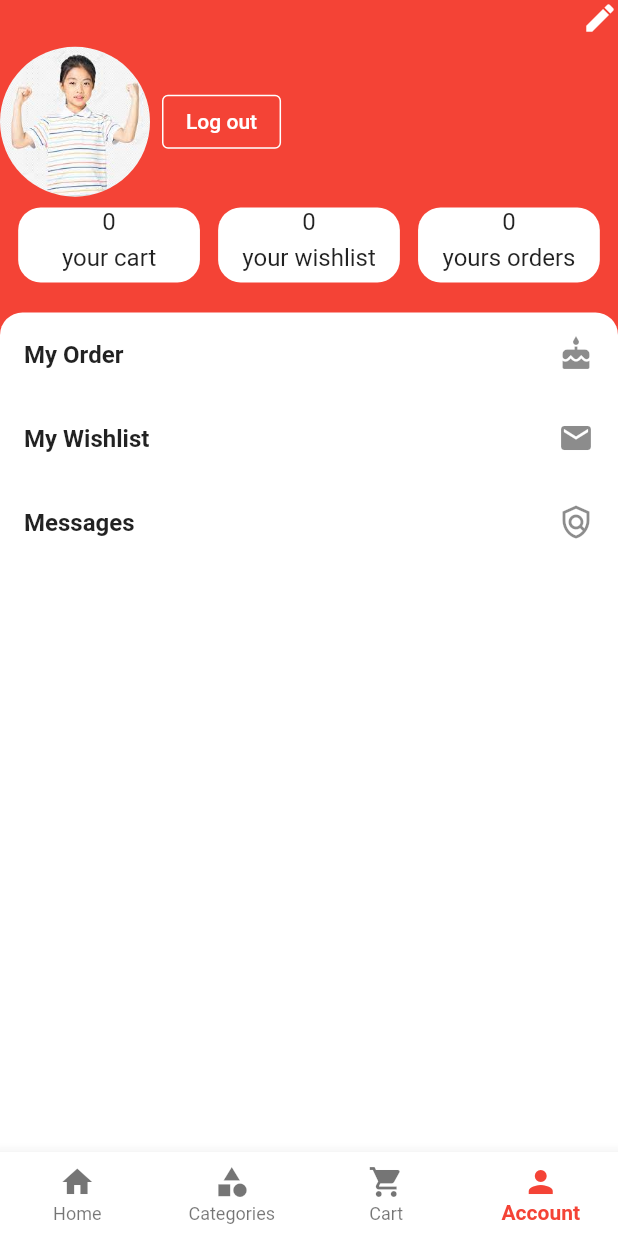
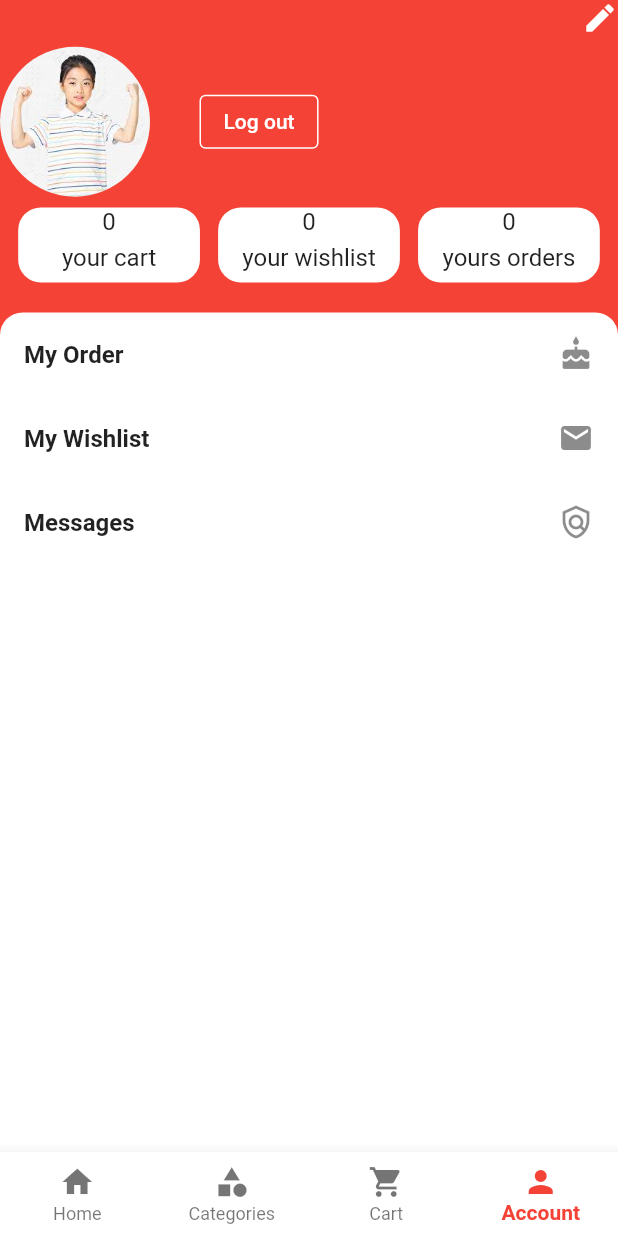
Before and after one commit to kulbirsheoran/trend_mart, a Flutter app: the screen it shows once a user with an empty profile is signed in, item 4 of the bottom bar chosen, on a phone screen of 412 x 824 dp. Run offline on Flutter 3.47's test engine with Material 2 defaults, Android fonts, the phone set to English and light mode, and no system bars; our stand-ins replace cloud_firestore, firebase_auth, firebase_core, firebase_storage, get, image_picker and 1 more; accounts and stored records are empty.

Commit message:
design fixes

```diff
--- a/lib/ui/screen/bottom_tabbar_screen/account_screen.dart
+++ b/lib/ui/screen/bottom_tabbar_screen/account_screen.dart
@@ -110,7 +110,9 @@ class AccountScreen extends StatelessWidget {
 
                           ],
                         ),
-                      ),OutlinedButton(
+                      ),
+                      SizedBox(width: 25),
+                      OutlinedButton(
                           style: OutlinedButton.styleFrom(
                               side: BorderSide(color: Colors.white)),
                           onPressed: () async {
--- a/lib/ui/screen/bottom_tabbar_screen/item_detail.dart
+++ b/lib/ui/screen/bottom_tabbar_screen/item_detail.dart
@@ -142,7 +142,8 @@ class ItemDetail extends StatelessWidget {
                             ),
                             Row(
                                 children: List.generate(
-                              user['p_colors'].length,
+                                //  3,
+                             user['p_colors'].length,
                               // 3,
                               (index) => Stack(
                                 alignment: Alignment.center,
--- a/lib/ui/screen/bottom_tabbar_screen/profile_edit.dart
+++ b/lib/ui/screen/bottom_tabbar_screen/profile_edit.dart
@@ -76,9 +76,11 @@ class ProfileEdit extends StatelessWidget {
 
   Widget _buildButton(BuildContext context, ProfileController controller) {
     return controller.isLoading.value
-        ? CircularProgressIndicator(
+        ? Center(
+          child: CircularProgressIndicator(
       valueColor: AlwaysStoppedAnimation(redColor),
-    )
+    ),
+        )
         : SizedBox(
       width: context.screenWidth - 50,
       child: Button(
```
Also changed, not shown: lib/controller/cart_controller.dart (+6 -1 lines), lib/ui/screen/bottom_tabbar_screen/home_screen.dart (+6 -3 lines).
